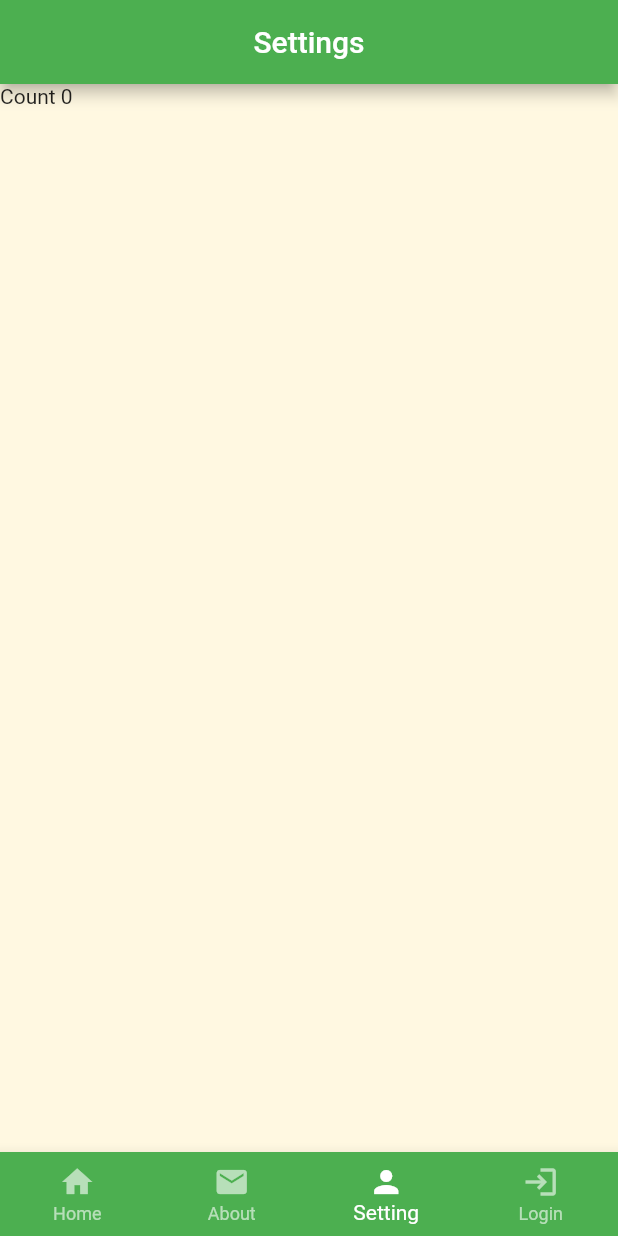
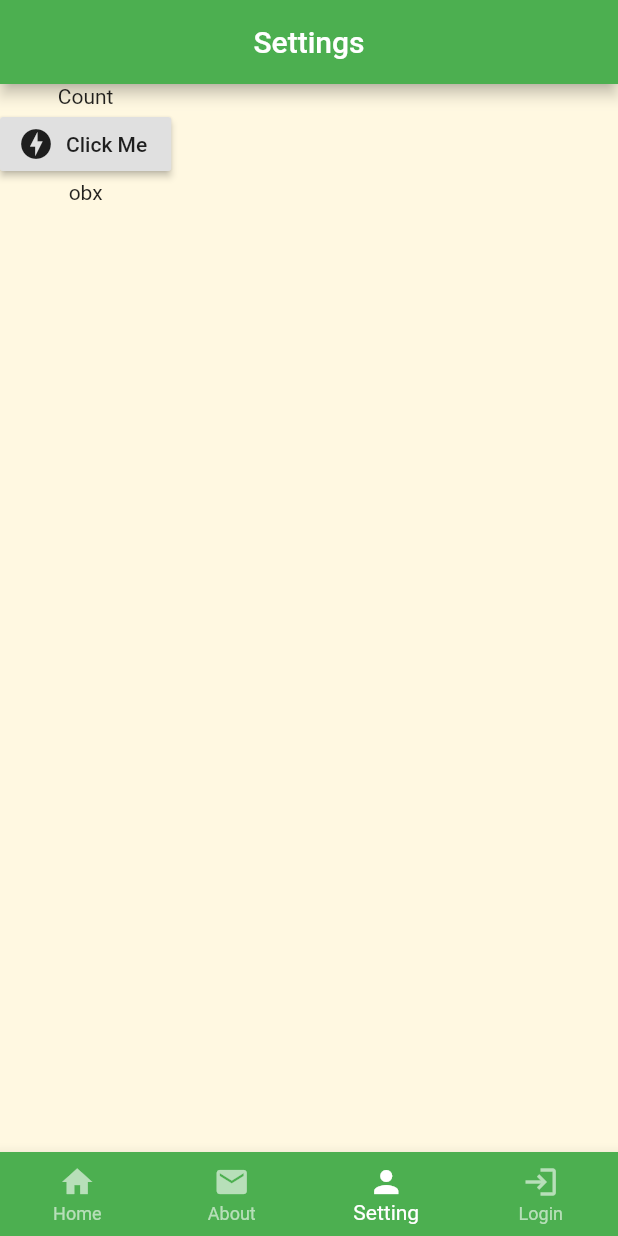
Before and after one commit to BeleShew/app_demo_one, a Flutter app: the screen it shows after launch, item 3 of the bottom bar chosen, on a phone screen of 412 x 824 dp. Run offline on Flutter 3.47's test engine with Material 2 defaults, Android fonts, the phone set to English and light mode, and no system bars; our stand-ins replace get.

Commit message:
--- Auto-Git Commit ---

```diff
--- a/lib/Views/SettingsPage.dart
+++ b/lib/Views/SettingsPage.dart
@@ -1,6 +1,4 @@
-import 'package:Flutter/Controller/CartController.dart';
 import 'package:Flutter/Controller/DialogController.dart';
-import 'package:Flutter/Controller/GetXDemoController.dart';
 import 'package:flutter/cupertino.dart';
 import 'package:flutter/material.dart';
 import 'package:get/get.dart';
@@ -12,7 +10,7 @@ class SettingsPage extends StatefulWidget {
 }
 
 class _SettingsPage extends State<SettingsPage> {
-  final settingBuilder = Get.put(DialogController());
+  //final settingBuilder = Get.put(DialogController());
   @override
   Widget build(BuildContext context) {
     return Scaffold(
@@ -23,23 +21,20 @@ class _SettingsPage extends State<SettingsPage> {
         body: SafeArea(
           child: Column(
             children: [
-              Obx(
-                () {
-                  return Text("Count ${settingBuilder.count}");
-                  //Center(
-                  // child: Column(
-                  //mainAxisAlignment: MainAxisAlignment.center,
-                  // Text("Count ${settingBuilder.in}"),
-                  // RaisedButton.icon(
-                  //   onPressed: () {},
-                  //   label: Text("Click Me"),
-                  //   icon: new Icon(Icons.offline_bolt_sharp),
-                  // )
-                  //],
-                  //),
-                  // );
-                },
+              Text("Count"),
+              RaisedButton.icon(
+                onPressed: () {},
+                label: Text("Click Me"),
+                icon: new Icon(Icons.offline_bolt_sharp),
               ),
+              // Obx(() {
+              //   return Text(
+              //     'Total amount:',
+              //     style: TextStyle(fontSize: 32, color: Colors.black),
+              //   );
+              // }),
+              Obx(() => Text("obx")),
+              SizedBox(height: 25),
             ],
           ),
         ));
```
Also changed, not shown: .autogit/logs/log-4-1-2021-14-19-58.txt (added).
